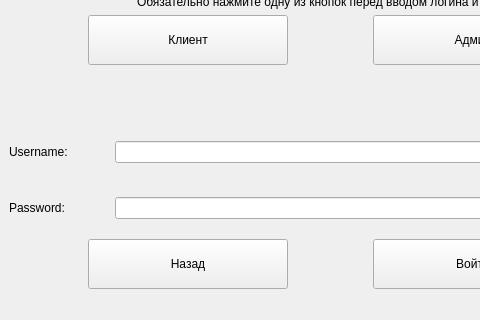
Before: the Qt Designer form AuthorizationWindow.ui in Mishlen337/BankApp, drawn with Qt 5; both pictures show x 0 to 480 and y 99 to 419 of the 663 by 419 pixel window.
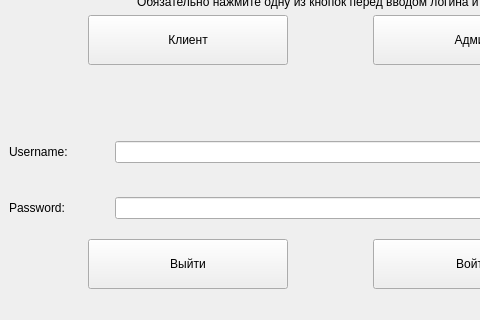
After: the same form once the commit is applied.

What changed in the file:
```diff
--- a/AuthorizationWindow.ui
+++ b/AuthorizationWindow.ui
@@ -173,7 +173,7 @@
          </size>
         </property>
         <property name="text">
-         <string>Назад</string>
+         <string>Выйти</string>
         </property>
        </widget>
       </item>
```
Left out of the diff: 2 changed lines with no effect on the pictures.
